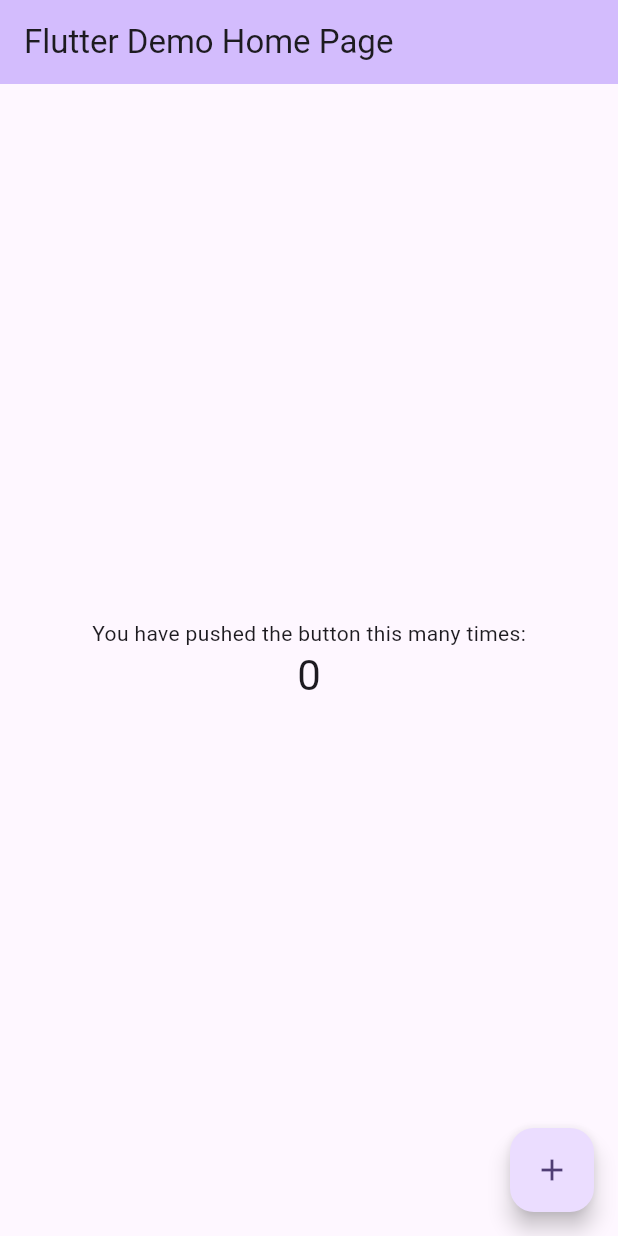
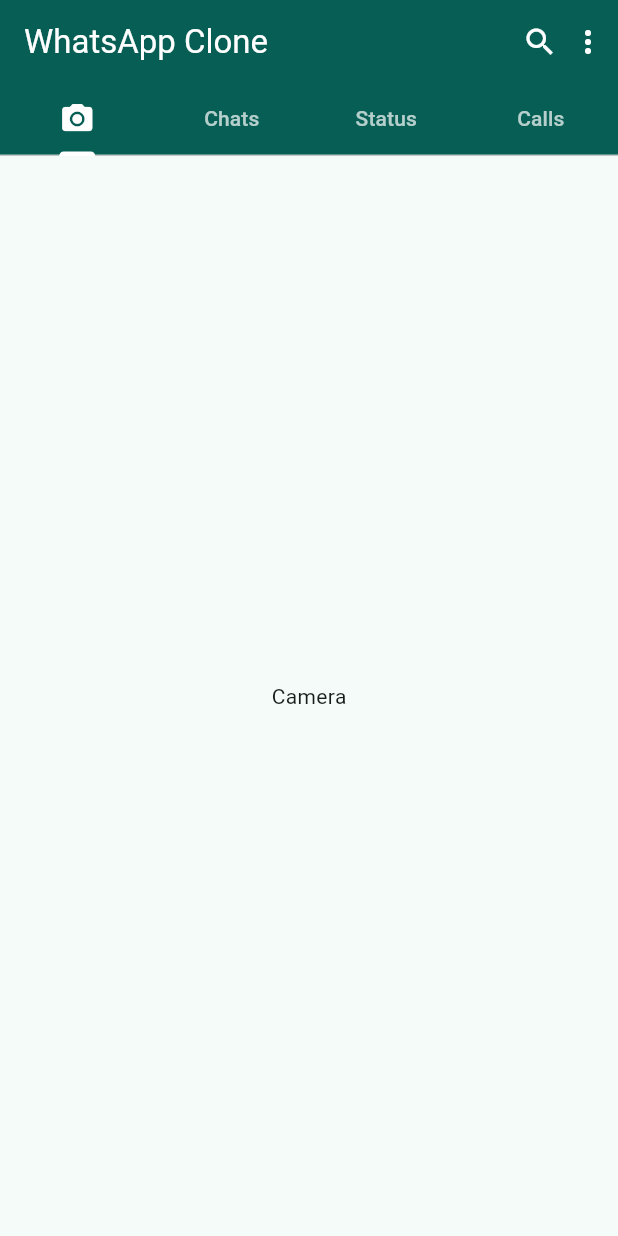
Before and after one commit to eduardolluis/wazz_up, a Flutter app: the screen it shows after launch, on a phone screen of 412 x 824 dp. Run offline on Flutter 3.47's test engine with Material 3 defaults, Android fonts, the light colour scheme and no system bars; Roboto replaces fonts that are missing (OpenSans).

Commit message:
appbar & tapbar with tapview

```diff
--- a/lib/main.dart
+++ b/lib/main.dart
@@ -1,4 +1,5 @@
 import 'package:flutter/material.dart';
+import 'package:wazz_up/screens/home_screen.dart';
 
 void main() {
   runApp(const MyApp());
@@ -7,116 +8,19 @@
 class MyApp extends StatelessWidget {
   const MyApp({super.key});
 
-  // This widget is the root of your application.
   @override
   Widget build(BuildContext context) {
     return MaterialApp(
-      title: 'Flutter Demo',
+      debugShowCheckedModeBanner: false,
       theme: ThemeData(
-        // This is the theme of your application.
-        //
-        // TRY THIS: Try running your application with "flutter run". You'll see
-        // the application has a purple toolbar. Then, without quitting the app,
-        // try changing the seedColor in the colorScheme below to Colors.green
-        // and then invoke "hot reload" (save your changes or press the "hot
-        // reload" button in a Flutter-supported IDE, or press "r" if you used
-        // the command line to start the app).
-        //
-        // Notice that the counter didn't reset back to zero; the application
-        // state is not lost during the reload. To reset the state, use hot
-        // restart instead.
-        //
-        // This works for code too, not just values: Most code changes can be
-        // tested with just a hot reload.
-        colorScheme: .fromSeed(seedColor: Colors.deepPurple),
+        fontFamily: "OpenSans",
+        colorScheme: ColorScheme.fromSeed(
+          seedColor: const Color(0xFF075E54),
+          primary: const Color(0xFF075E54),
+          secondary: const Color(0xFF128C7E),
+        ),
       ),
-      home: const MyHomePage(title: 'Flutter Demo Home Page'),
+      home: HomeScreen(),
     );
   }
 }
-
-class MyHomePage extends StatefulWidget {
-  const MyHomePage({super.key, required this.title});
-
-  // This widget is the home page of your application. It is stateful, meaning
-  // that it has a State object (defined below) that contains fields that affect
-  // how it looks.
-
-  // This class is the configuration for the state. It holds the values (in this
-  // case the title) provided by the parent (in this case the App widget) and
-  // used by the build method of the State. Fields in a Widget subclass are
-  // always marked "final".
-
-  final String title;
-
-  @override
-  State<MyHomePage> createState() => _MyHomePageState();
-}
-
-class _MyHomePageState extends State<MyHomePage> {
-  int _counter = 0;
-
-  void _incrementCounter() {
-    setState(() {
-      // This call to setState tells the Flutter framework that something has
-      // changed in this State, which causes it to rerun the build method below
-      // so that the display can reflect the updated values. If we changed
-      // _counter without calling setState(), then the build method would not be
-      // called again, and so nothing would appear to happen.
-      _counter++;
-    });
-  }
-
-  @override
-  Widget build(BuildContext context) {
-    // This method is rerun every time setState is called, for instance as done
-    // by the _incrementCounter method above.
-    //
-    // The Flutter framework has been optimized to make rerunning build methods
-    // fast, so that you can just rebuild anything that needs updating rather
-    // than having to individually change instances of widgets.
-    return Scaffold(
-      appBar: AppBar(
-        // TRY THIS: Try changing the color here to a specific color (to
-        // Colors.amber, perhaps?) and trigger a hot reload to see the AppBar
-        // change color while the other colors stay the same.
-        backgroundColor: Theme.of(context).colorScheme.inversePrimary,
-        // Here we take the value from the MyHomePage object that was created by
-        // the App.build method, and use it to set our appbar title.
-        title: Text(widget.title),
-      ),
-      body: Center(
-        // Center is a layout widget. It takes a single child and positions it
-        // in the middle of the parent.
-        child: Column(
-          // Column is also a layout widget. It takes a list of children and
-          // arranges them vertically. By default, it sizes itself to fit its
-          // children horizontally, and tries to be as tall as its parent.
-          //
-          // Column has various properties to control how it sizes itself and
-          // how it positions its children. Here we use mainAxisAlignment to
-          // center the children vertically; the main axis here is the vertical
-          // axis because Columns are vertical (the cross axis would be
-          // horizontal).
-          //
-          // TRY THIS: Invoke "debug painting" (choose the "Toggle Debug Paint"
-          // action in the IDE, or press "p" in the console), to see the
-          // wireframe for each widget.
-          mainAxisAlignment: .center,
-          children: [
-            const Text('You have pushed the button this many times:'),
-            Text(
-              '$_counter',
-              style: Theme.of(context).textTheme.headlineMedium,
-            ),
-          ],
-        ),
-      ),
-      floatingActionButton: FloatingActionButton(
-        onPressed: _incrementCounter,
-        tooltip: 'Increment',
-        child: const Icon(Icons.add),
-      ),
-    );
-  }
-}
--- /dev/null
+++ b/lib/screens/home_screen.dart
@@ -0,0 +1,70 @@
+import 'package:flutter/material.dart';
+
+class HomeScreen extends StatefulWidget {
+  const HomeScreen({super.key});
+
+  @override
+  State<HomeScreen> createState() => _HomeScreenState();
+}
+
+class _HomeScreenState extends State<HomeScreen>
+    with SingleTickerProviderStateMixin {
+  late TabController _controller;
+
+  @override
+  void initState() {
+    super.initState();
+    _controller = TabController(length: 4, vsync: this, initialIndex: 0);
+  }
+
+  @override
+  void dispose() {
+    _controller.dispose();
+    super.dispose();
+  }
+
+  @override
+  Widget build(BuildContext context) {
+    final cs = Theme.of(context).colorScheme;
+
+    return Scaffold(
+      appBar: AppBar(
+        title: const Text(
+          'WhatsApp Clone',
+          style: TextStyle(color: Colors.white),
+        ),
+        backgroundColor: cs.primary,
+        foregroundColor: Colors.white,
+        elevation: 0,
+        surfaceTintColor: Colors.transparent,
+        actions: const [
+          Icon(Icons.search),
+          SizedBox(width: 8),
+          Icon(Icons.more_vert),
+          SizedBox(width: 8),
+        ],
+        bottom: TabBar(
+          controller: _controller,
+          labelColor: Colors.white,
+          unselectedLabelColor: Colors.white70,
+          indicatorColor: Colors.white,
+          tabs: const [
+            Tab(icon: Icon(Icons.camera_alt)),
+            Tab(text: "Chats"),
+            Tab(text: "Status"),
+            Tab(text: "Calls"),
+          ],
+        ),
+      ),
+      body: TabBarView(
+        controller: _controller,
+        children: const [
+          Center(child: Text("Camera")),
+          Center(child: Text("Chats")),
+          Center(child: Text("Status")),
+          Center(child: Text("Calls")),
+        ],
+      ),
+    );
+  }
+}
```
Also changed, not shown: 1 other file.
